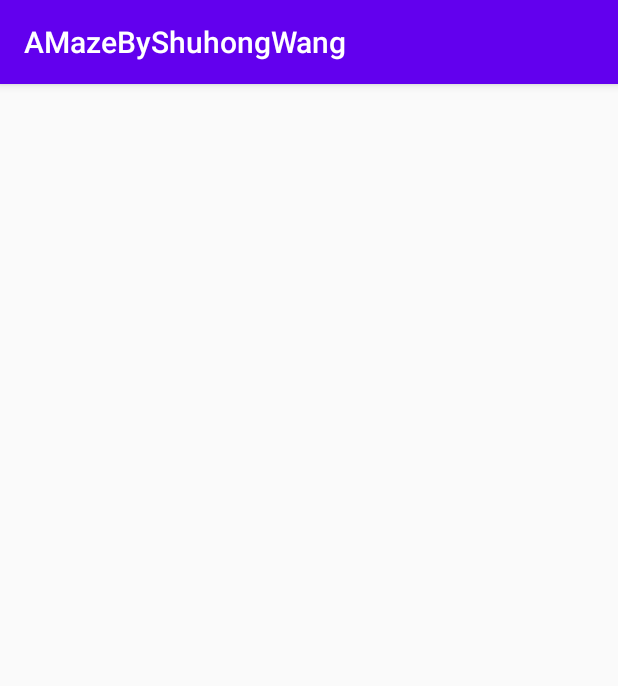
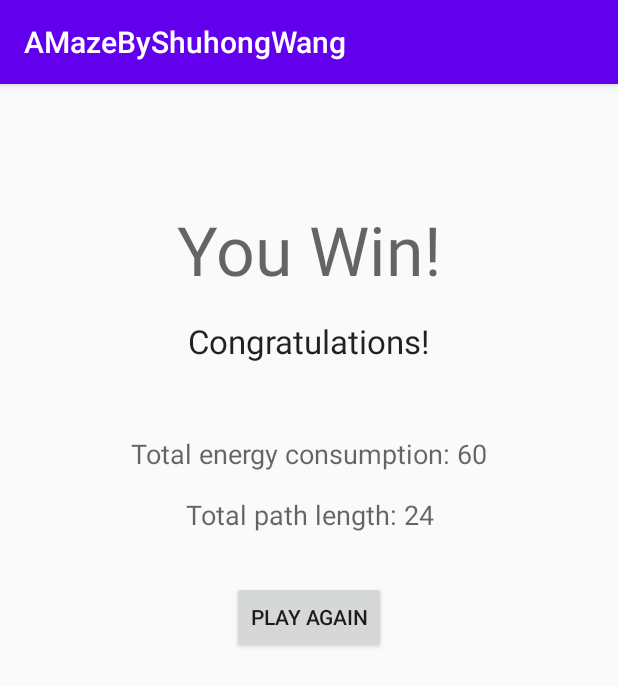
Before and after one commit to andywangyzfh/AMazeByShuhongWang, an Android app: the WinningActivity screen opened directly, with no data from a screen before it, on a phone screen of 412 x 824 dp. Shown: the top 686 px of the screen. Run offline under Robolectric (Android 15) with nearby library versions, the phone set to English and light mode, and no system bars.

Commit message:
Drew UI of winning state

```diff
--- a/app/src/main/res/layout/activity_winning.xml
+++ b/app/src/main/res/layout/activity_winning.xml
@@ -6,4 +6,58 @@
     android:layout_height="match_parent"
     tools:context=".gui.WinningActivity">
 
+    <TextView
+        android:id="@+id/textView9"
+        android:layout_width="wrap_content"
+        android:layout_height="wrap_content"
+        android:layout_marginTop="80dp"
+        android:text="You Win!"
+        android:textAppearance="@style/TextAppearance.AppCompat.Display2"
+        app:layout_constraintEnd_toEndOf="parent"
+        app:layout_constraintStart_toStartOf="parent"
+        app:layout_constraintTop_toTopOf="parent" />
+
+    <TextView
+        android:id="@+id/textView12"
+        android:layout_width="wrap_content"
+        android:layout_height="wrap_content"
+        android:layout_marginTop="16dp"
+        android:text="Congratulations!"
+        android:textAppearance="@style/TextAppearance.AppCompat.Large"
+        app:layout_constraintEnd_toEndOf="parent"
+        app:layout_constraintStart_toStartOf="parent"
+        app:layout_constraintTop_toBottomOf="@+id/textView9" />
+
+    <TextView
+        android:id="@+id/txtEnergyConsumption"
+        android:layout_width="wrap_content"
+        android:layout_height="wrap_content"
+        android:layout_marginTop="48dp"
+        android:text="Total energy consumption: 60"
+        android:textAppearance="@style/TextAppearance.AppCompat.Medium"
+        app:layout_constraintEnd_toEndOf="parent"
+        app:layout_constraintStart_toStartOf="parent"
+        app:layout_constraintTop_toBottomOf="@+id/textView12" />
+
+    <TextView
+        android:id="@+id/txtPathLength"
+        android:layout_width="wrap_content"
+        android:layout_height="wrap_content"
+        android:layout_marginTop="16dp"
+        android:text="Total path length: 24"
+        android:textAppearance="@style/TextAppearance.AppCompat.Medium"
+        app:layout_constraintEnd_toEndOf="@+id/txtEnergyConsumption"
+        app:layout_constraintStart_toStartOf="@+id/txtEnergyConsumption"
+        app:layout_constraintTop_toBottomOf="@+id/txtEnergyConsumption" />
+
+    <Button
+        android:id="@+id/buttonPlayAgain"
+        android:layout_width="wrap_content"
+        android:layout_height="wrap_content"
+        android:layout_marginTop="32dp"
+        android:text="Play Again"
+        app:layout_constraintEnd_toEndOf="parent"
+        app:layout_constraintStart_toStartOf="parent"
+        app:layout_constraintTop_toBottomOf="@+id/txtPathLength" />
+
 </androidx.constraintlayout.widget.ConstraintLayout>
```
